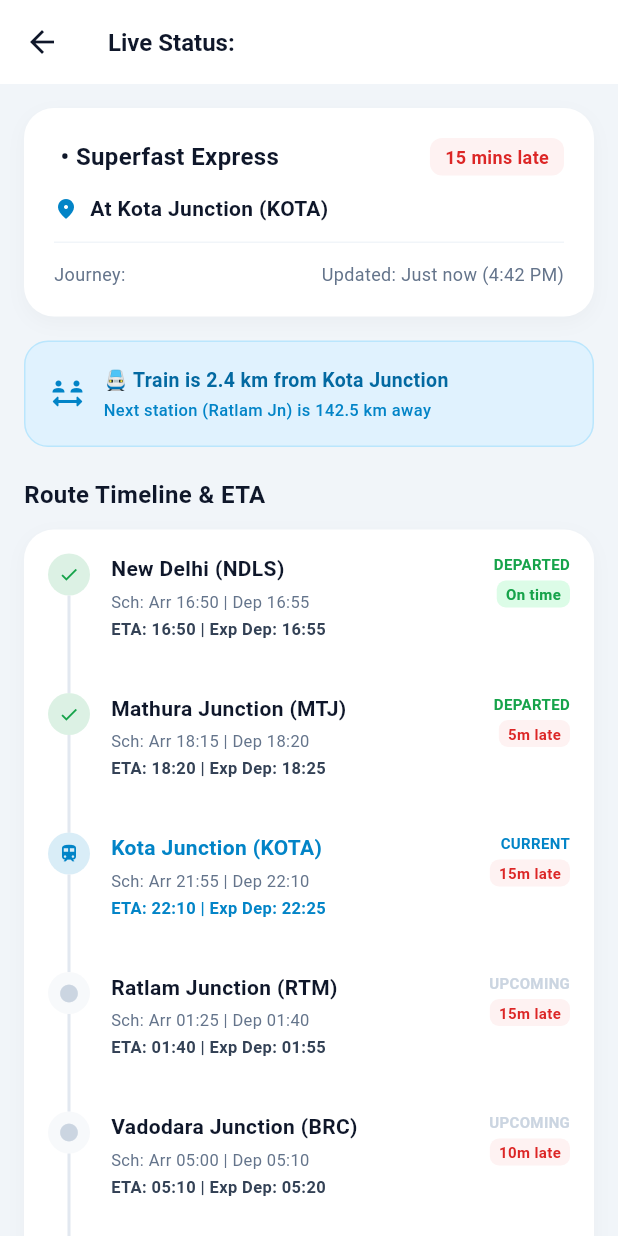
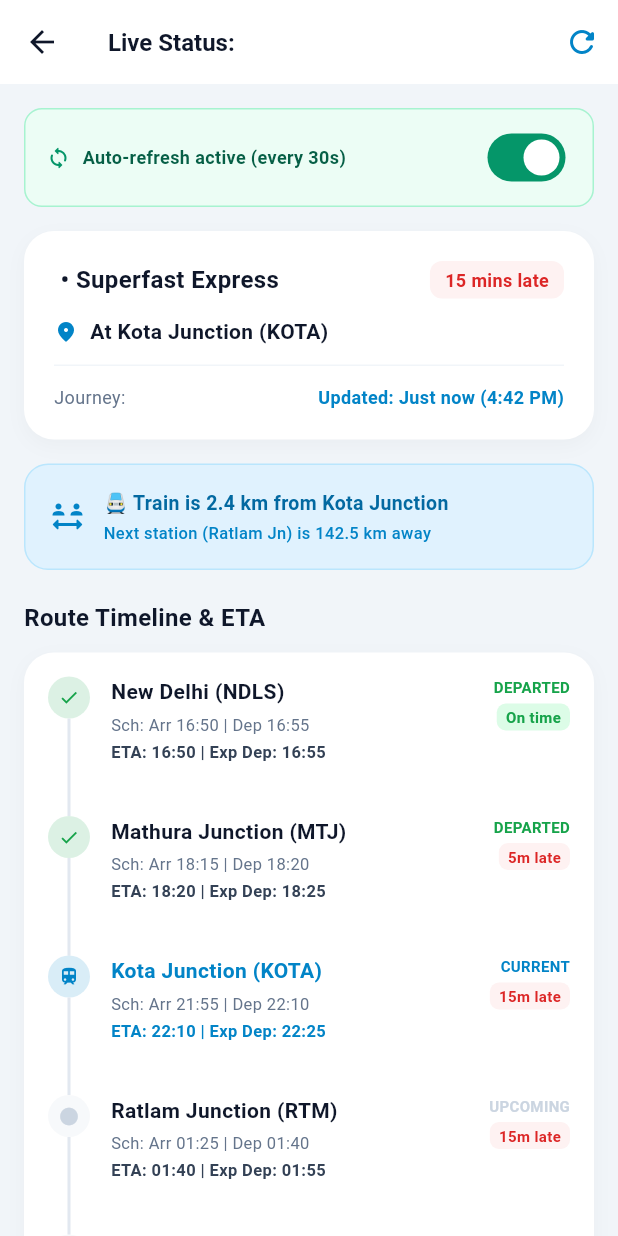
Before and after one commit to Ayus28/yatra_saathi, a Flutter app: the LiveStatusDetailScreen screen opened directly with empty values, on a phone screen of 412 x 824 dp. Run offline on Flutter 3.47's test engine with Material 3 defaults, Android fonts, the phone set to English and light mode, and no system bars.

Commit message:
Day 16: Implemented manual pull-to-refresh, auto-refresh toggle timer, and dynamic last updated timestamps

```diff
--- a/lib/live_status_screen.dart
+++ b/lib/live_status_screen.dart
@@ -1,3 +1,4 @@
+import 'dart:async';
 import 'package:flutter/material.dart';
 
 class LiveStatusSearchScreen extends StatefulWidget {
@@ -166,8 +167,7 @@ class _LiveStatusSearchScreenState extends State<LiveStatusSearchScreen> {
   }
 }
 
-// Day 12, 13, 14 & 15: Live Status Detail Screen with Header, Distance, Route Timeline & ETA / Delay Calculation
-class LiveStatusDetailScreen extends StatelessWidget {
+class LiveStatusDetailScreen extends StatefulWidget {
   final String trainNumber;
   final String journeyDate;
 
@@ -178,13 +178,61 @@ class LiveStatusDetailScreen extends StatelessWidget {
   });
 
   @override
+  State<LiveStatusDetailScreen> createState() => _LiveStatusDetailScreenState();
+}
+
+class _LiveStatusDetailScreenState extends State<LiveStatusDetailScreen> {
+  late String lastUpdated;
+  Timer? _autoRefreshTimer;
+  bool isAutoRefreshEnabled = true;
+
+  @override
+  void initState() {
+    super.initState();
+    lastUpdated = 'Just now (4:42 PM)';
+
+    _autoRefreshTimer = Timer.periodic(const Duration(seconds: 30), (timer) {
+      if (isAutoRefreshEnabled && mounted) {
+        _refreshData(isAuto: true);
+      }
+    });
+  }
+
+  @override
+  void dispose() {
+    _autoRefreshTimer?.cancel();
+    super.dispose();
+  }
+
+  Future<void> _refreshData({bool isAuto = false}) async {
+    await Future.delayed(const Duration(milliseconds: 800));
+
+    if (!mounted) return;
+
+    setState(() {
+      final now = DateTime.now();
+      final hour = now.hour > 12 ? now.hour - 12 : (now.hour == 0 ? 12 : now.hour);
+      final minute = now.minute.toString().padLeft(2, '0');
+      final period = now.hour >= 12 ? 'PM' : 'AM';
+      lastUpdated = 'Just now ($hour:$minute $period)';
+    });
+
+    if (!isAuto) {
+      ScaffoldMessenger.of(context).showSnackBar(
+        const SnackBar(
+          content: Text('Live status updated successfully'),
+          duration: Duration(seconds: 2),
+        ),
+      );
+    }
+  }
+
+  @override
   Widget build(BuildContext context) {
-    final trainName = trainNumber == '12951' ? 'Rajdhani Express' : 'Superfast Express';
+    final trainName = widget.trainNumber == '12951' ? 'Rajdhani Express' : 'Superfast Express';
     final currentLocation = 'At Kota Junction (KOTA)';
     final delayStatus = '15 mins late';
-    final lastUpdated = 'Just now (4:42 PM)';
 
-    // Mock station list with ETA, Expected Departure, and Delay Calculation for Day 15
     final List<Map<String, dynamic>> stations = [
       {'code': 'NDLS', 'name': 'New Delhi', 'arr': '16:50', 'dep': '16:55', 'expArr': '16:50', 'expDep': '16:55', 'status': 'departed', 'delay': 'On time'},
       {'code': 'MTJ', 'name': 'Mathura Junction', 'arr': '18:15', 'dep': '18:20', 'expArr': '18:20', 'expDep': '18:25', 'status': 'departed', 'delay': '5m late'},
@@ -200,20 +248,63 @@ class LiveStatusDetailScreen extends StatelessWidget {
         backgroundColor: Colors.white,
         elevation: 0,
         title: Text(
-          'Live Status: $trainNumber',
+          'Live Status: ${widget.trainNumber}',
           style: const TextStyle(color: Color(0xFF0F172A), fontSize: 16, fontWeight: FontWeight.bold),
         ),
         leading: IconButton(
           icon: const Icon(Icons.arrow_back, color: Color(0xFF0F172A)),
           onPressed: () => Navigator.pop(context),
         ),
+        actions: [
+          IconButton(
+            icon: const Icon(Icons.refresh_rounded, color: Color(0xFF0284C7)),
+            tooltip: 'Refresh Status',
+            onPressed: () => _refreshData(isAuto: false),
           ),
-      body: SingleChildScrollView(
+        ],
+      ),
+      body: RefreshIndicator(
+        onRefresh: () => _refreshData(isAuto: false),
+        color: const Color(0xFF0284C7),
+        child: SingleChildScrollView(
+          physics: const AlwaysScrollableScrollPhysics(),
           padding: const EdgeInsets.all(16.0),
           child: Column(
             crossAxisAlignment: CrossAxisAlignment.start,
             children: [
-            // Day 12: Train Header Component
+              Container(
+                padding: const EdgeInsets.symmetric(horizontal: 14, vertical: 8),
+                margin: const EdgeInsets.only(bottom: 16),
+                decoration: BoxDecoration(
+                  color: const Color(0xFFECFDF5),
+                  borderRadius: BorderRadius.circular(12),
+                  border: Border.all(color: const Color(0xFFA7F3D0)),
+                ),
+                child: Row(
+                  mainAxisAlignment: MainAxisAlignment.spaceBetween,
+                  children: [
+                    const Row(
+                      children: [
+                        Icon(Icons.sync_rounded, size: 16, color: Color(0xFF059669)),
+                        SizedBox(width: 8),
+                        Text(
+                          'Auto-refresh active (every 30s)',
+                          style: TextStyle(fontSize: 12, fontWeight: FontWeight.w600, color: Color(0xFF065F46)),
+                        ),
+                      ],
+                    ),
+                    Switch.adaptive(
+                      value: isAutoRefreshEnabled,
+                      activeTrackColor: const Color(0xFF059669),
+                      onChanged: (val) {
+                        setState(() {
+                          isAutoRefreshEnabled = val;
+                        });
+                      },
+                    ),
+                  ],
+                ),
+              ),
               Container(
                 padding: const EdgeInsets.all(20),
                 decoration: BoxDecoration(
@@ -234,7 +325,7 @@ class LiveStatusDetailScreen extends StatelessWidget {
                       mainAxisAlignment: MainAxisAlignment.spaceBetween,
                       children: [
                         Text(
-                        '$trainNumber • $trainName',
+                          '${widget.trainNumber} • $trainName',
                           style: const TextStyle(
                             fontSize: 16,
                             fontWeight: FontWeight.bold,
@@ -281,12 +372,12 @@ class LiveStatusDetailScreen extends StatelessWidget {
                       mainAxisAlignment: MainAxisAlignment.spaceBetween,
                       children: [
                         Text(
-                        'Journey: $journeyDate',
+                          'Journey: ${widget.journeyDate}',
                           style: const TextStyle(fontSize: 12, color: Color(0xFF64748B)),
                         ),
                         Text(
                           'Updated: $lastUpdated',
-                        style: const TextStyle(fontSize: 12, color: Color(0xFF64748B)),
+                          style: const TextStyle(fontSize: 12, fontWeight: FontWeight.bold, color: Color(0xFF0284C7)),
                         ),
                       ],
                     ),
@@ -294,8 +385,6 @@ class LiveStatusDetailScreen extends StatelessWidget {
                 ),
               ),
               const SizedBox(height: 16),
-
-            // Day 14: Distance Feature Card
               Container(
                 padding: const EdgeInsets.all(16),
                 decoration: BoxDecoration(
@@ -335,8 +424,6 @@ class LiveStatusDetailScreen extends StatelessWidget {
                 ),
               ),
               const SizedBox(height: 20),
-
-            // Route Timeline Section Title
               const Text(
                 'Route Timeline & ETA',
                 style: TextStyle(
@@ -346,8 +433,6 @@ class LiveStatusDetailScreen extends StatelessWidget {
                 ),
               ),
               const SizedBox(height: 12),
-
-            // Day 13 & 15: Route Timeline List with ETA, Expected Departure & Delay
               Container(
                 padding: const EdgeInsets.all(16),
                 decoration: BoxDecoration(
@@ -372,16 +457,16 @@ class LiveStatusDetailScreen extends StatelessWidget {
                     Color dotColor;
                     IconData dotIcon;
                     if (status == 'departed') {
-                    dotColor = const Color(0xFF16A34A); // Green
+                      dotColor = const Color(0xFF16A34A);
                       dotIcon = Icons.check;
                     } else if (status == 'current') {
-                    dotColor = const Color(0xFF0284C7); // Blue
+                      dotColor = const Color(0xFF0284C7);
                       dotIcon = Icons.train;
                     } else if (status == 'destination') {
-                    dotColor = const Color(0xFF9333EA); // Purple
+                      dotColor = const Color(0xFF9333EA);
                       dotIcon = Icons.flag;
                     } else {
-                    dotColor = const Color(0xFFCBD5E1); // Grey for upcoming
+                      dotColor = const Color(0xFFCBD5E1);
                       dotIcon = Icons.circle;
                     }
 
@@ -483,6 +568,7 @@ class LiveStatusDetailScreen extends StatelessWidget {
             ],
           ),
         ),
+      ),
     );
   }
 }
```
Lines whose indentation alone changed are shown as unchanged.
